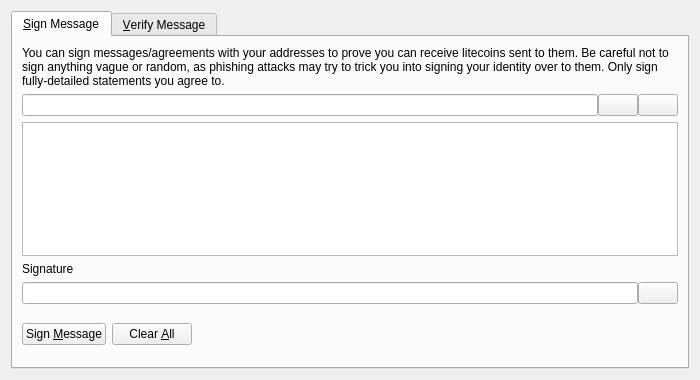
Above: src/qt/forms/signverifymessagedialog.ui from faxtcoin/faxtcoin before the change. Below: the same form after it.
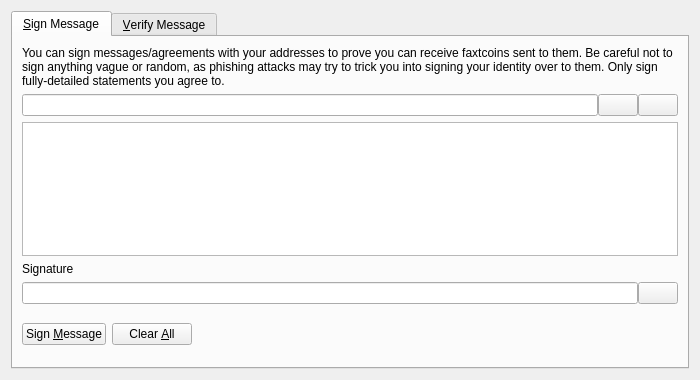
That is the form after the change. Icons and pictures are not drawn. Custom widgets are drawn as their Qt base class.

The edit to the form file:
```diff
--- a/src/qt/forms/signverifymessagedialog.ui
+++ b/src/qt/forms/signverifymessagedialog.ui
@@ -30,7 +30,7 @@
        <item>
         <widget class="QLabel" name="infoLabel_SM">
          <property name="text">
-          <string>You can sign messages/agreements with your addresses to prove you can receive litecoins sent to them. Be careful not to sign anything vague or random, as phishing attacks may try to trick you into signing your identity over to them. Only sign fully-detailed statements you agree to.</string>
+          <string>You can sign messages/agreements with your addresses to prove you can receive faxtcoins sent to them. Be careful not to sign anything vague or random, as phishing attacks may try to trick you into signing your identity over to them. Only sign fully-detailed statements you agree to.</string>
          </property>
          <property name="textFormat">
           <enum>Qt::PlainText</enum>
```
Left out of the diff: 8 changed lines with no effect on the pictures.
